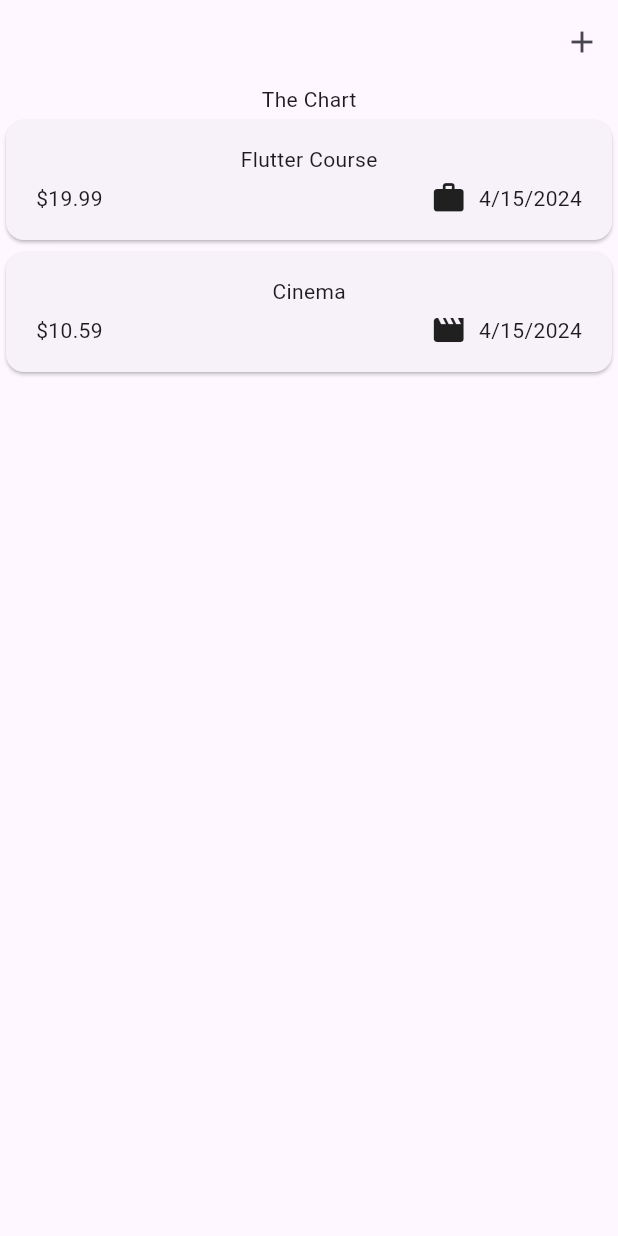
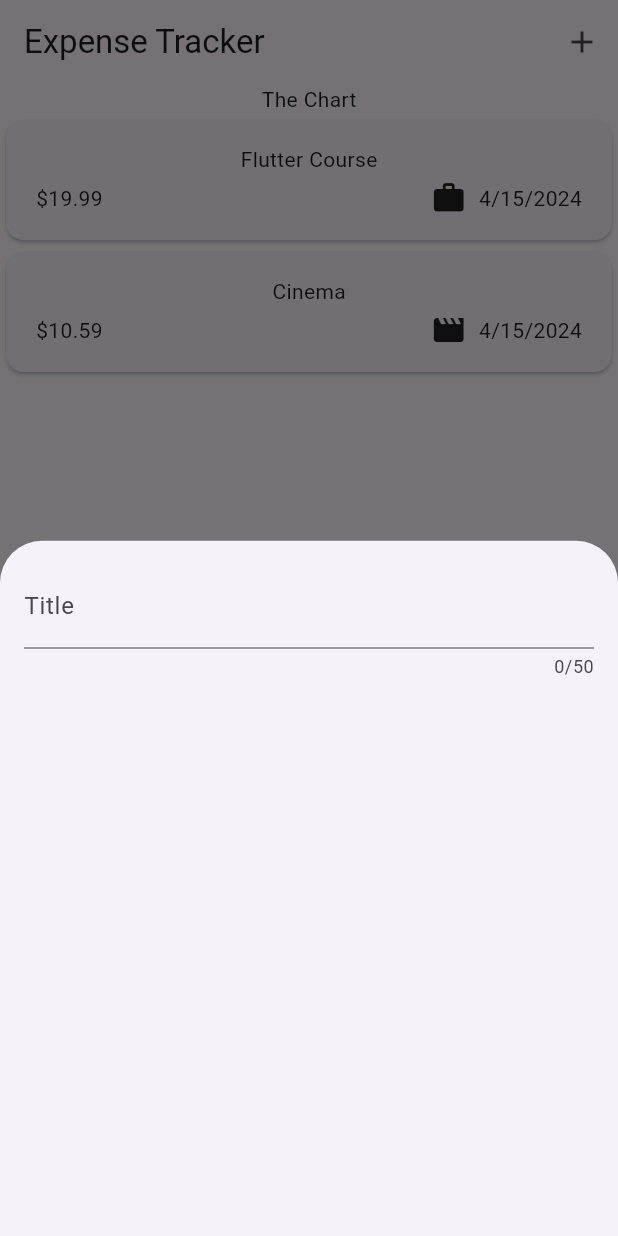
Before and after one commit to YCCNX/expense_tracker, a Flutter app: the screen it shows after launch, after a tap on the "add" icon, on a phone screen of 412 x 824 dp. Run offline on Flutter 3.47's test engine with Material 3 defaults, Android fonts, the phone set to English and light mode, and no system bars.

Commit message:
Add new expense

```diff
--- a/lib/widgets/expenses.dart
+++ b/lib/widgets/expenses.dart
@@ -1,7 +1,7 @@
 import 'package:expense_tracker/widgets/expenses_list/expenses_list.dart';
+import 'package:expense_tracker/widgets/new_expense.dart';
 import 'package:flutter/material.dart';
 import 'package:expense_tracker/models/expense.dart';
-import 'package:flutter/widgets.dart';
 
 class Expenses extends StatefulWidget {
   const Expenses({super.key});
@@ -26,12 +26,23 @@ class _ExpensesState extends State<Expenses> {
     ),
   ];
 
+  void _openAddExpenseOverlay() {
+    showModalBottomSheet(
+      context: context,
+      builder: (ctx) => const NewExpense(),
+    );
+  }
+
   @override
   Widget build(BuildContext context) {
     return Scaffold(
       appBar: AppBar(
+        title: const Text('Expense Tracker'),
         actions: [
-          IconButton(onPressed: () {}, icon: const Icon(Icons.add)),
+          IconButton(
+            onPressed: _openAddExpenseOverlay,
+            icon: const Icon(Icons.add),
+          ),
         ],
       ),
       body: Column(
--- /dev/null
+++ b/lib/widgets/new_expense.dart
@@ -0,0 +1,27 @@
+import 'package:flutter/material.dart';
+
+class NewExpense extends StatefulWidget {
+  const NewExpense({super.key});
+
+  @override
+  State<NewExpense> createState() => _NewExpenseState();
+}
+
+class _NewExpenseState extends State<NewExpense> {
+  @override
+  Widget build(BuildContext context) {
+    return const Padding(
+      padding: EdgeInsets.all(16),
+      child: Column(
+        children: [
+          TextField(
+            maxLength: 50,
+            decoration: InputDecoration(
+              label: Text('Title'),
+            ),
+          ),
+        ],
+      ),
+    );
+  }
+}
```
